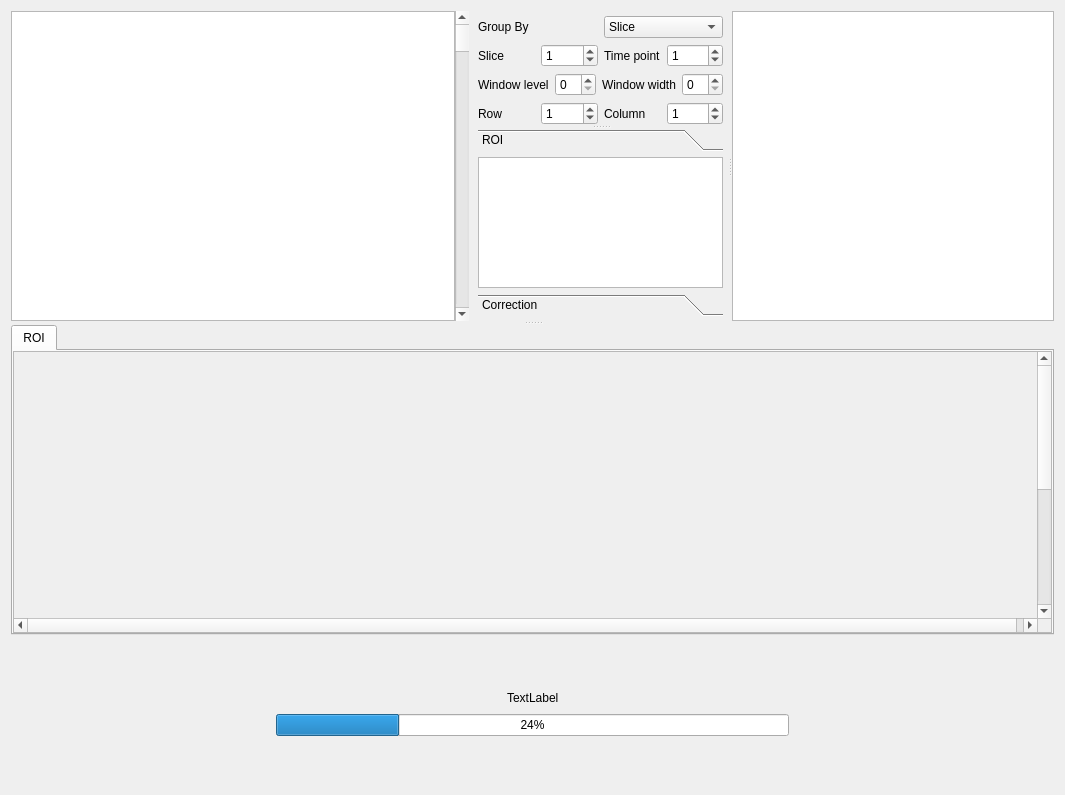
First picture: the form in UI/Widget_DSC.ui, repository BennyZhang-Codes/PerfusionToolkitForRodent, before the edit.
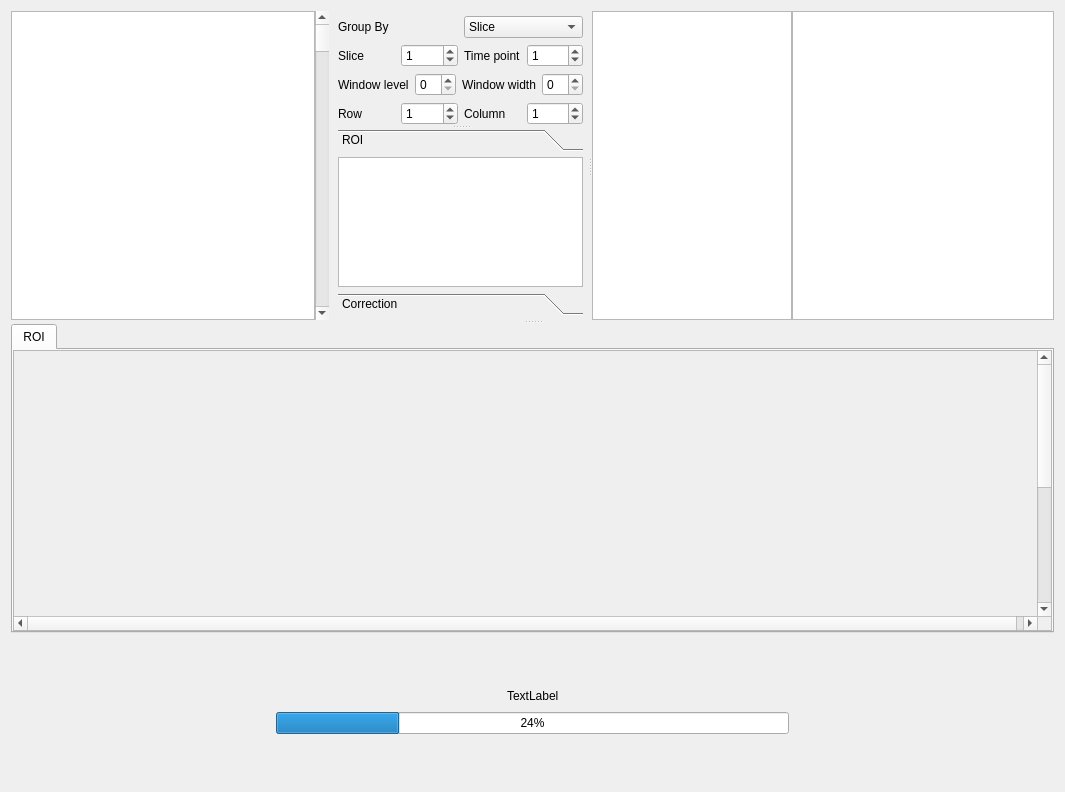
Second picture: the form after the edit. Custom widgets are drawn as their Qt base class.

The edit to the form file:
```diff
--- a/UI/Widget_DSC.ui
+++ b/UI/Widget_DSC.ui
@@ -7,7 +7,7 @@
     <x>0</x>
     <y>0</y>
     <width>1065</width>
-    <height>795</height>
+    <height>792</height>
    </rect>
   </property>
   <property name="windowTitle">
@@ -59,13 +59,20 @@
             <property name="orientation">
              <enum>Qt::Horizontal</enum>
             </property>
-            <widget class="QWidget" name="">
+            <widget class="QWidget" name="layoutWidget">
              <layout class="QHBoxLayout" name="horizontalLayout_3" stretch="10,0,5">
               <property name="spacing">
                <number>0</number>
               </property>
               <item>
-               <widget class="MGraphicsView_timeseries" name="graphicsView"/>
+               <widget class="MGraphicsView_TimeSeries" name="graphicsView">
+                <property name="minimumSize">
+                 <size>
+                  <width>0</width>
+                  <height>0</height>
+                 </size>
+                </property>
+               </widget>
               </item>
               <item>
                <widget class="QScrollBar" name="verticalScrollBar">
@@ -97,7 +104,7 @@
                    <property name="childrenCollapsible">
                     <bool>false</bool>
                    </property>
-                   <widget class="QWidget" name="">
+                   <widget class="QWidget" name="layoutWidget">
                     <layout class="QHBoxLayout" name="horizontalLayout_18">
                      <item>
                       <layout class="QVBoxLayout" name="verticalLayout_2">
@@ -280,7 +287,7 @@
                        <x>0</x>
                        <y>0</y>
                        <width>265</width>
-                       <height>123</height>
+                       <height>116</height>
                       </rect>
                      </property>
                      <attribute name="label">
@@ -313,7 +320,7 @@
                        <x>0</x>
                        <y>0</y>
                        <width>265</width>
-                       <height>123</height>
+                       <height>116</height>
                       </rect>
                      </property>
                      <attribute name="label">
@@ -342,7 +349,13 @@
              </layout>
             </widget>
             <widget class="QWidget" name="widget_chart" native="true">
-             <layout class="QVBoxLayout" name="verticalLayout_3">
+             <property name="sizePolicy">
+              <sizepolicy hsizetype="Preferred" vsizetype="Preferred">
+               <horstretch>0</horstretch>
+               <verstretch>0</verstretch>
+              </sizepolicy>
+             </property>
+             <layout class="QHBoxLayout" name="horizontalLayout_5">
               <property name="spacing">
                <number>0</number>
               </property>
@@ -359,7 +372,45 @@
                <number>0</number>
               </property>
               <item>
-               <widget class="QChartView" name="chartView"/>
+               <widget class="MTableView" name="tableView_points">
+                <property name="sizePolicy">
+                 <sizepolicy hsizetype="Preferred" vsizetype="Preferred">
+                  <horstretch>0</horstretch>
+                  <verstretch>0</verstretch>
+                 </sizepolicy>
+                </property>
+                <property name="minimumSize">
+                 <size>
+                  <width>0</width>
+                  <height>0</height>
+                 </size>
+                </property>
+                <property name="maximumSize">
+                 <size>
+                  <width>200</width>
+                  <height>16777215</height>
+                 </size>
+                </property>
+                <property name="editTriggers">
+                 <set>QAbstractItemView::AnyKeyPressed|QAbstractItemView::DoubleClicked|QAbstractItemView::EditKeyPressed|QAbstractItemView::SelectedClicked</set>
+                </property>
+                <property name="textElideMode">
+                 <enum>Qt::ElideMiddle</enum>
+                </property>
+                <attribute name="verticalHeaderVisible">
+                 <bool>false</bool>
+                </attribute>
+               </widget>
+              </item>
+              <item>
+               <widget class="MChartView" name="chartView">
+                <property name="minimumSize">
+                 <size>
+                  <width>0</width>
+                  <height>0</height>
+                 </size>
+                </property>
+               </widget>
               </item>
              </layout>
             </widget>
@@ -608,14 +659,19 @@
  </widget>
  <customwidgets>
   <customwidget>
-   <class>MGraphicsView_timeseries</class>
+   <class>MGraphicsView_TimeSeries</class>
    <extends>QGraphicsView</extends>
-   <header>MyWidgets.MGraphicsView_timeseries</header>
+   <header>MyWidgets.MGraphicsView.MGraphicsView_TimeSeries</header>
   </customwidget>
   <customwidget>
-   <class>QChartView</class>
+   <class>MChartView</class>
    <extends>QGraphicsView</extends>
-   <header>PySide6.QtCharts</header>
+   <header>MyWidgets.MChart.MChart</header>
+  </customwidget>
+  <customwidget>
+   <class>MTableView</class>
+   <extends>QTableView</extends>
+   <header>MyWidgets.MView.MTableView</header>
   </customwidget>
  </customwidgets>
  <resources/>
```
